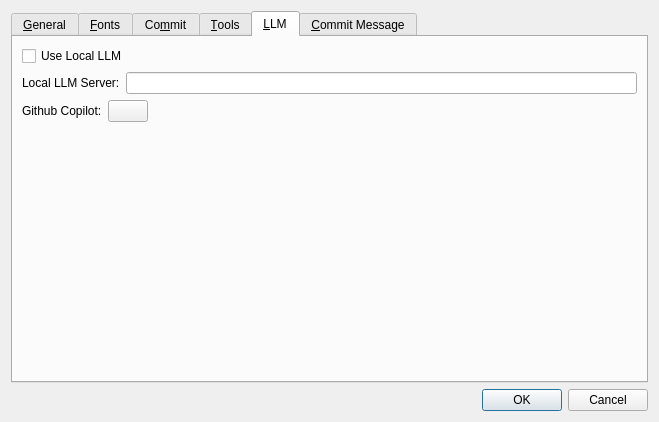
Before: the Qt Designer form qgitc/preferences.ui in timxx/qgitc, drawn with Qt 5.
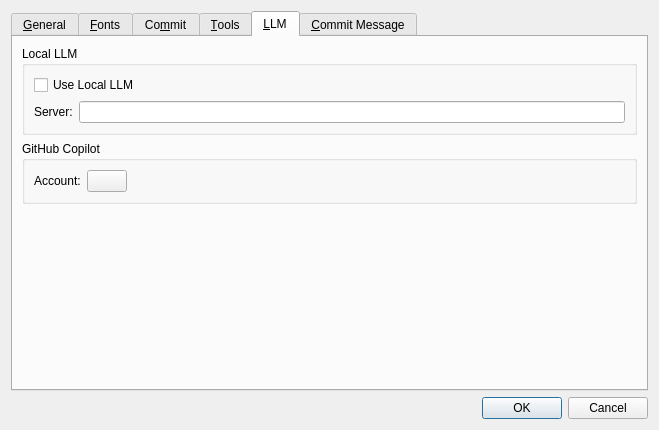
After: the same form once the commit is applied. The open tabs and pages were chosen to show the change. Custom widgets are drawn as their Qt base class.

Commit message: Refactor UI preferences for Local LLM and GitHub Copilot settings for improved organization and clarity

The edit to the form file:
```diff
--- a/qgitc/preferences.ui
+++ b/qgitc/preferences.ui
@@ -7,7 +7,7 @@
     <x>0</x>
     <y>0</y>
     <width>659</width>
-    <height>404</height>
+    <height>430</height>
    </rect>
   </property>
   <property name="windowTitle">
@@ -893,6 +893,12 @@
       </attribute>
       <layout class="QVBoxLayout" name="verticalLayout_11">
        <item>
+        <widget class="QGroupBox" name="groupBox_13">
+         <property name="title">
+          <string>Local LLM</string>
+         </property>
+         <layout class="QVBoxLayout" name="verticalLayout_12">
+          <item>
         <widget class="QCheckBox" name="cbUseLocalLLM">
          <property name="text">
           <string>Use Local LLM</string>
@@ -904,7 +910,7 @@
          <item>
           <widget class="QLabel" name="label_16">
            <property name="text">
-            <string>Local LLM Server:</string>
+               <string>Server:</string>
            </property>
           </widget>
          </item>
@@ -913,12 +919,21 @@
          </item>
         </layout>
        </item>
+         </layout>
+        </widget>
+       </item>
+       <item>
+        <widget class="QGroupBox" name="groupBox_14">
+         <property name="title">
+          <string>GitHub Copilot</string>
+         </property>
+         <layout class="QVBoxLayout" name="verticalLayout_15">
        <item>
         <layout class="QHBoxLayout" name="horizontalLayout_14">
          <item>
           <widget class="QLabel" name="label_20">
            <property name="text">
-            <string>Github Copilot:</string>
+               <string>Account:</string>
            </property>
           </widget>
          </item>
@@ -944,6 +959,9 @@
          </item>
         </layout>
        </item>
+         </layout>
+        </widget>
+       </item>
        <item>
         <spacer name="verticalSpacer">
          <property name="orientation">
```
Left out of the diff: 3 changed lines with no effect on the pictures. Lines whose indentation alone changed are shown as unchanged. The commit also changes 2 other files.
